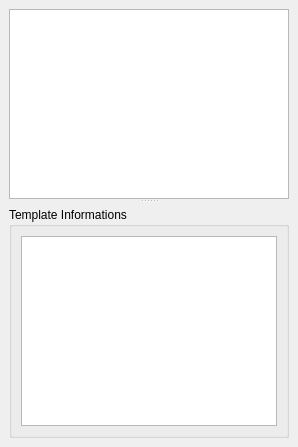
Qt form sibl_gui/components/core/templatesOutliner/ui/Templates_Outliner.ui (KelSolaar/sIBL_GUI) before a commit.
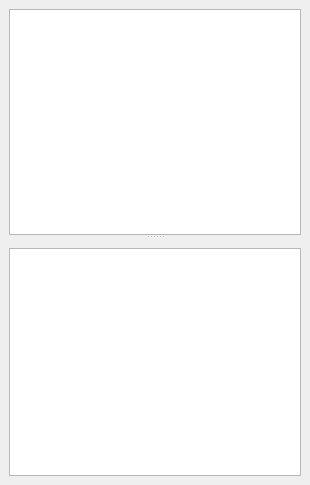
The same form after that commit.

```diff
--- a/sibl_gui/components/core/templatesOutliner/ui/Templates_Outliner.ui
+++ b/sibl_gui/components/core/templatesOutliner/ui/Templates_Outliner.ui
@@ -2,6 +2,14 @@
 <ui version="4.0">
  <class>Templates_Outliner_DockWidget</class>
  <widget class="QDockWidget" name="Templates_Outliner_DockWidget">
+  <property name="geometry">
+   <rect>
+    <x>0</x>
+    <y>0</y>
+    <width>310</width>
+    <height>485</height>
+   </rect>
+  </property>
   <property name="windowTitle">
    <string>Templates Outliner</string>
   </property>
@@ -27,9 +35,6 @@
         <property name="leftMargin">
          <number>0</number>
         </property>
-        <property name="topMargin">
-         <number>4</number>
-        </property>
         <property name="rightMargin">
          <number>0</number>
         </property>
@@ -37,12 +42,6 @@
          <number>0</number>
         </property>
         <item row="0" column="0">
-         <widget class="QGroupBox" name="Template_Informations_groupBox">
-          <property name="title">
-           <string>Template Informations</string>
-          </property>
-          <layout class="QGridLayout" name="Components_Informations_groupBox_gridLayout">
-           <item row="0" column="0">
             <widget class="QTextBrowser" name="Template_Informations_textBrowser">
              <property name="statusTip">
               <string>Template Informations Text Browser: Displays selected Template informations.</string>
@@ -50,9 +49,6 @@
              <property name="openExternalLinks">
               <bool>true</bool>
              </property>
-            </widget>
-           </item>
-          </layout>
          </widget>
         </item>
        </layout>
```
Lines whose indentation alone changed are shown as unchanged.
